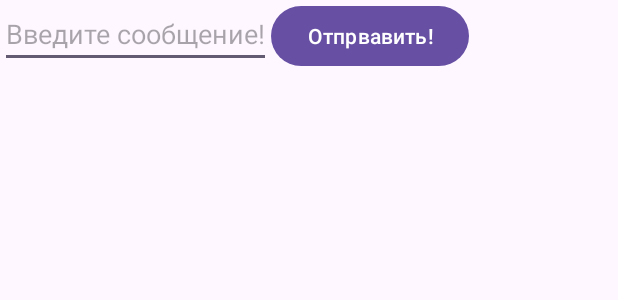
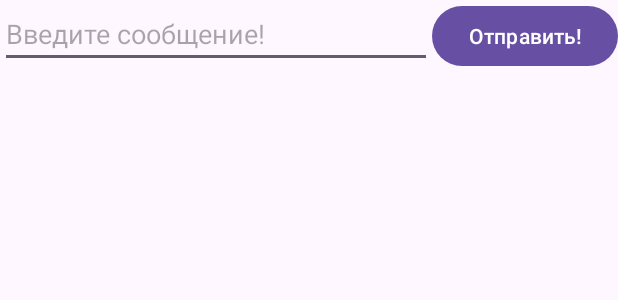
Before and after one commit to lui0000/mobile-app-development-task-1, an Android app: the layout activity_main.xml on its own in the app's theme, with its tools: preview values and no code run, on a phone screen of 412 x 824 dp. Shown: the top 300 px of the screen. Run offline under Robolectric (Android 15) with nearby library versions, the phone set to English and light mode, and no system bars.

Commit message:
add class Display Message Activity and finally done function sendMessage

```diff
--- /dev/null
+++ b/app/src/main/java/com/example/myapplication/DisplayMessageActivity.java
@@ -0,0 +1,4 @@
+package com.example.myapplication;
+
+public class DisplayMessageActivity {
+}
--- a/app/src/main/res/layout/activity_main.xml
+++ b/app/src/main/res/layout/activity_main.xml
@@ -5,17 +5,19 @@
     android:layout_width="match_parent"
     android:layout_height="match_parent"
     android:orientation="horizontal">
+
     <EditText
         android:id="@+id/edit_message"
-        android:layout_width="wrap_content"
+        android:layout_width="0dp"
         android:layout_height="wrap_content"
-        android:hint="@string/edit_message">
-    </EditText>
+        android:layout_weight="1"
+        android:hint="@string/edit_message" />
+
     <Button
         android:layout_width="wrap_content"
         android:layout_height="wrap_content"
-        android:text="@string/button_send"/>
-
+        android:text="@string/button_send"
+        android:onClick="sendMessage"/>
 
 
 </LinearLayout>
--- a/app/src/main/res/values/strings.xml
+++ b/app/src/main/res/values/strings.xml
@@ -1,7 +1,7 @@
 <resources>
     <string name="app_name">My Application</string>
     <string name="edit_message">Введите сообщение!</string>
-    <string name="button_send">Отпрвавить!</string>
+    <string name="button_send">Отправить!</string>
 
 
 
```
Also changed, not shown: app/src/main/java/com/example/myapplication/MainActivity.java (+16 -1 lines).
